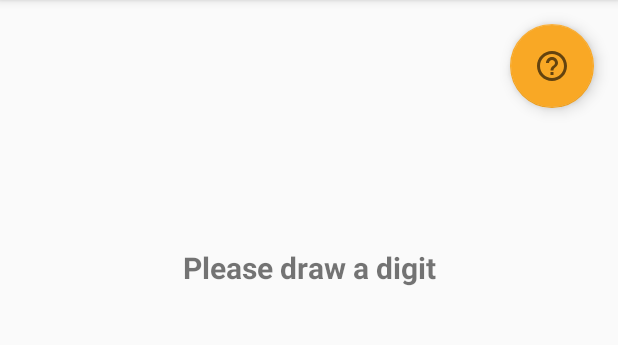
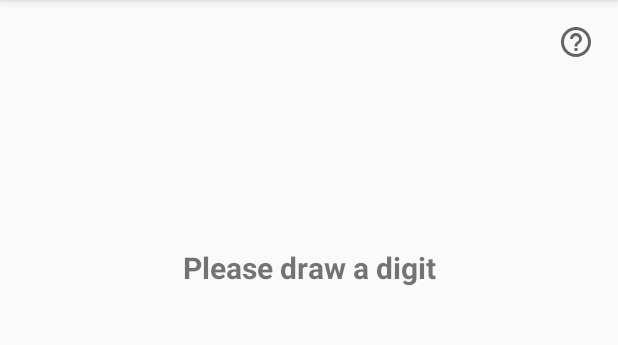
Before and after one commit to ronniesong0809/Digit-Classifier-App, an Android app: the screen it shows after launch (MainActivity), after a tap on an icon or button, on a phone screen of 412 x 824 dp, the part 84-429 px from its top. Run offline under Robolectric (Android 15) with nearby library versions, the phone set to English and light mode, and no system bars; libraries missing offline, so code that uses them is left out: com.divyanshu.draw, org.tensorflow.lite; plain views replace DrawView; 9 statements that could not run were skipped.

Commit message:
style: change layout, and add eventlog

```diff
--- a/app/build.gradle
+++ b/app/build.gradle
@@ -41,5 +41,5 @@ dependencies {
 
     implementation "com.google.android.gms:play-services-tasks:17.1.0"
     implementation 'com.google.firebase:firebase-analytics:17.5.0'
-    implementation 'com.google.firebase:firebase-ml-model-interpreter:22.0.3'
+    implementation 'com.google.firebase:firebase-ml-model-interpreter:22.0.4'
 }
--- a/app/src/main/java/com/ronsong/digitclassifier/MainActivity.java
+++ b/app/src/main/java/com/ronsong/digitclassifier/MainActivity.java
@@ -8,6 +8,7 @@ import android.os.Bundle;
 import android.util.Log;
 import android.view.MotionEvent;
 import android.view.View;
+import android.widget.ImageView;
 import android.widget.TextView;
 import android.widget.Toast;
 
@@ -20,6 +21,7 @@ import com.google.android.gms.tasks.OnFailureListener;
 import com.google.android.gms.tasks.OnSuccessListener;
 import com.google.android.gms.tasks.Task;
 import com.google.android.material.floatingactionbutton.FloatingActionButton;
+import com.google.firebase.analytics.FirebaseAnalytics;
 import com.google.firebase.ml.common.modeldownload.FirebaseModelDownloadConditions;
 import com.google.firebase.ml.common.modeldownload.FirebaseModelManager;
 import com.google.firebase.ml.custom.FirebaseCustomRemoteModel;
@@ -31,6 +33,8 @@ public class MainActivity extends AppCompatActivity {
     private static final String TAG = "MainActivity";
     private DrawView draw_view;
     private FloatingActionButton clear_button;
+    private FloatingActionButton yes_button;
+    private FloatingActionButton no_button;
     private TextView text_view;
     private DigitClassifier digitClassifier = new DigitClassifier(this);
 
@@ -39,6 +43,11 @@ public class MainActivity extends AppCompatActivity {
     protected void onCreate(Bundle savedInstanceState) {
         super.onCreate(savedInstanceState);
         setContentView(R.layout.activity_main);
+
+        yes_button = findViewById(R.id.check_button);
+        no_button = findViewById(R.id.cross_button);
+
+
         draw_view = findViewById(R.id.draw_view);
         draw_view.setStrokeWidth(70f);
         draw_view.setColor(Color.WHITE);
@@ -49,6 +58,8 @@ public class MainActivity extends AppCompatActivity {
                 draw_view.onTouchEvent(motionEvent);
                 if (motionEvent.getAction() == MotionEvent.ACTION_UP) {
                     classifyDrawing();
+                    yes_button.setVisibility(View.VISIBLE);
+                    no_button.setVisibility(View.VISIBLE);
                 }
                 return true;
             }
@@ -56,17 +67,29 @@ public class MainActivity extends AppCompatActivity {
 
         text_view = findViewById(R.id.predicted_text);
 
+        yes_button.setOnClickListener(new View.OnClickListener() {
+            @Override
+            public void onClick(View view) {
+                log("correct");
+            }
+        });
+
+        no_button.setOnClickListener(new View.OnClickListener() {
+            @Override
+            public void onClick(View view) {
+                log("incorrect");
+            }
+        });
+
         clear_button = findViewById(R.id.clear_button);
         clear_button.setOnClickListener(new View.OnClickListener() {
             @Override
             public void onClick(View view) {
-                draw_view.clearCanvas();
-                text_view.setText("Please draw a digit");
-                toast("Canvas cleared");
+                refresh();
             }
         });
 
-        FloatingActionButton readMe = findViewById(R.id.readMe_button);
+        ImageView readMe = findViewById(R.id.readMe_button);
         readMe.setOnClickListener(new View.OnClickListener() {
             @Override
             public void onClick(View view) {
@@ -83,6 +106,26 @@ public class MainActivity extends AppCompatActivity {
                     }
                 });*/
         setupDigitClassifier();
+    }
+
+    @SuppressLint("SetTextI18n")
+    private void refresh() {
+        draw_view.clearCanvas();
+        text_view.setText("Please draw a digit");
+        toast("Canvas cleared");
+    }
+
+    @SuppressLint("SetTextI18n")
+    private void log(String input) {
+        Bundle bundle = new Bundle();
+        bundle.putString("user_input", input);
+        FirebaseAnalytics.getInstance(this).logEvent("correct_inference", bundle);
+        toast("Thanks for your input, event logged!");
+
+        draw_view.clearCanvas();
+        text_view.setText("Please draw a digit");
+        yes_button.setVisibility(View.INVISIBLE);
+        no_button.setVisibility(View.INVISIBLE);
     }
 
     private void setupDigitClassifier() {
--- a/app/src/main/res/drawable/baseline_done_24.xml
+++ b/app/src/main/res/drawable/baseline_check_24.xml
@@ -6,5 +6,5 @@
     android:tint="?attr/colorControlNormal">
   <path
       android:fillColor="@android:color/white"
-      android:pathData="M9,16.2L4.8,12l-1.4,1.4L9,19 21,7l-1.4,-1.4L9,16.2z"/>
+      android:pathData="M9,16.17L4.83,12l-1.42,1.41L9,19 21,7l-1.41,-1.41z"/>
 </vector>
--- /dev/null
+++ b/app/src/main/res/drawable/baseline_close_24.xml
@@ -0,0 +1,10 @@
+<vector xmlns:android="http://schemas.android.com/apk/res/android"
+    android:width="24dp"
+    android:height="24dp"
+    android:viewportWidth="24"
+    android:viewportHeight="24"
+    android:tint="?attr/colorControlNormal">
+  <path
+      android:fillColor="@android:color/white"
+      android:pathData="M19,6.41L17.59,5 12,10.59 6.41,5 5,6.41 10.59,12 5,17.59 6.41,19 12,13.41 17.59,19 19,17.59 13.41,12z"/>
+</vector>
--- a/app/src/main/res/layout/activity_main.xml
+++ b/app/src/main/res/layout/activity_main.xml
@@ -30,37 +30,51 @@
         android:id="@+id/clear_button"
         android:layout_width="wrap_content"
         android:layout_height="wrap_content"
+        android:layout_marginTop="16dp"
         android:layout_marginEnd="16dp"
-        android:layout_marginBottom="16dp"
-        android:backgroundTint="#D32F2F"
         android:clickable="true"
-        app:backgroundTint="#80D32F2F"
-        app:layout_constraintBottom_toBottomOf="parent"
         app:layout_constraintEnd_toEndOf="parent"
+        app:layout_constraintTop_toTopOf="@+id/draw_view"
         app:srcCompat="@drawable/baseline_refresh_24" />
 
     <com.google.android.material.floatingactionbutton.FloatingActionButton
         android:id="@+id/check_button"
         android:layout_width="wrap_content"
         android:layout_height="wrap_content"
-        android:layout_marginEnd="16dp"
         android:layout_marginBottom="16dp"
         android:backgroundTint="#689F38"
         android:clickable="true"
+        android:visibility="invisible"
         app:backgroundTint="#80689F38"
-        app:layout_constraintBottom_toTopOf="@+id/clear_button"
-        app:layout_constraintEnd_toEndOf="parent"
-        app:srcCompat="@drawable/baseline_done_24" />
+        app:layout_constraintBottom_toBottomOf="parent"
+        app:layout_constraintEnd_toStartOf="@+id/cross_button"
+        app:layout_constraintStart_toStartOf="parent"
+        app:srcCompat="@drawable/baseline_check_24" />
 
     <com.google.android.material.floatingactionbutton.FloatingActionButton
+        android:id="@+id/cross_button"
+        android:layout_width="wrap_content"
+        android:layout_height="wrap_content"
+        android:layout_marginBottom="16dp"
+        android:backgroundTint="#D32F2F"
+        android:clickable="true"
+        android:visibility="invisible"
+        app:backgroundTint="#80D32F2F"
+        app:layout_constraintBottom_toBottomOf="parent"
+        app:layout_constraintEnd_toEndOf="parent"
+        app:layout_constraintStart_toEndOf="@+id/check_button"
+        app:srcCompat="@drawable/baseline_close_24" />
+
+    <ImageView
         android:id="@+id/readMe_button"
         android:layout_width="wrap_content"
         android:layout_height="wrap_content"
         android:layout_marginTop="16dp"
         android:layout_marginEnd="16dp"
-        android:clickable="true"
         app:layout_constraintEnd_toEndOf="parent"
         app:layout_constraintTop_toTopOf="parent"
-        app:srcCompat="@drawable/baseline_help_outline_24" />
+        app:srcCompat="@drawable/baseline_help_outline_24"
+        tools:ignore="MissingConstraints"
+        android:contentDescription="@string/read_me" />
 
 </androidx.constraintlayout.widget.ConstraintLayout>
--- a/app/src/main/res/values/strings.xml
+++ b/app/src/main/res/values/strings.xml
@@ -1,4 +1,5 @@
 <resources>
     <string name="app_name">Digit Classifier</string>
     <string name="draw_a_digit">Please draw a digit</string>
+    <string name="read_me">read me</string>
 </resources>
```
